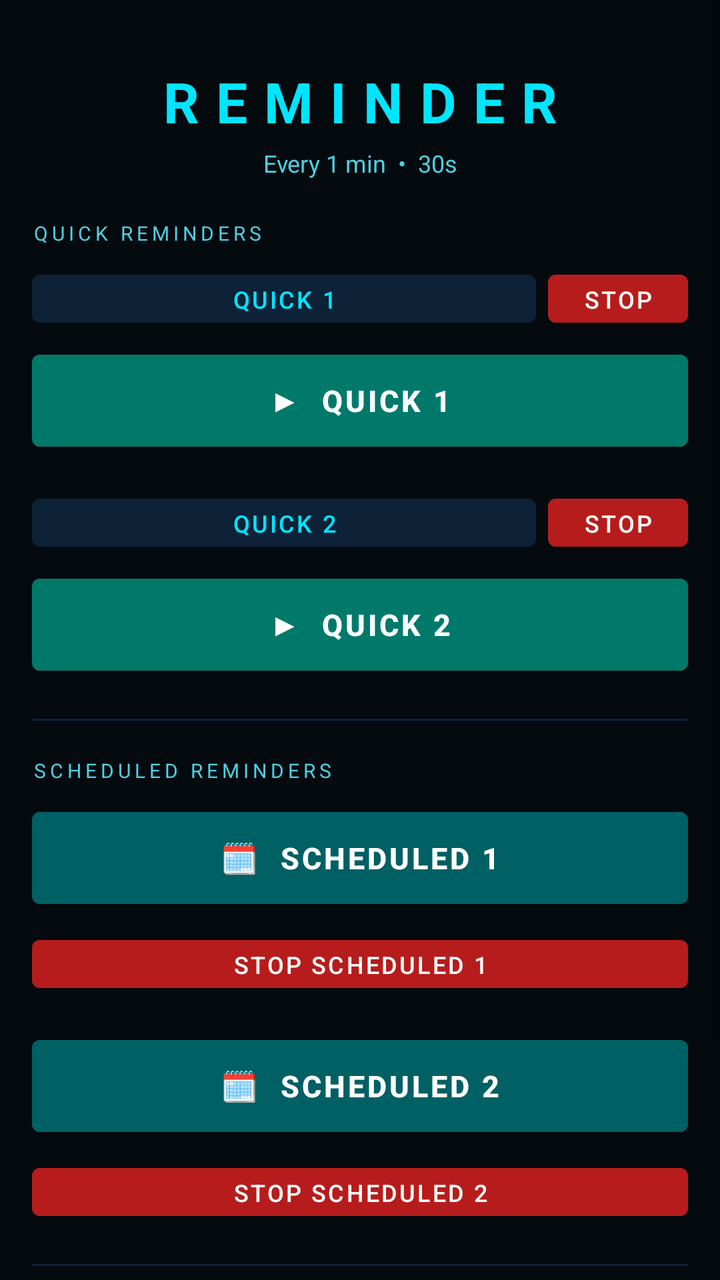
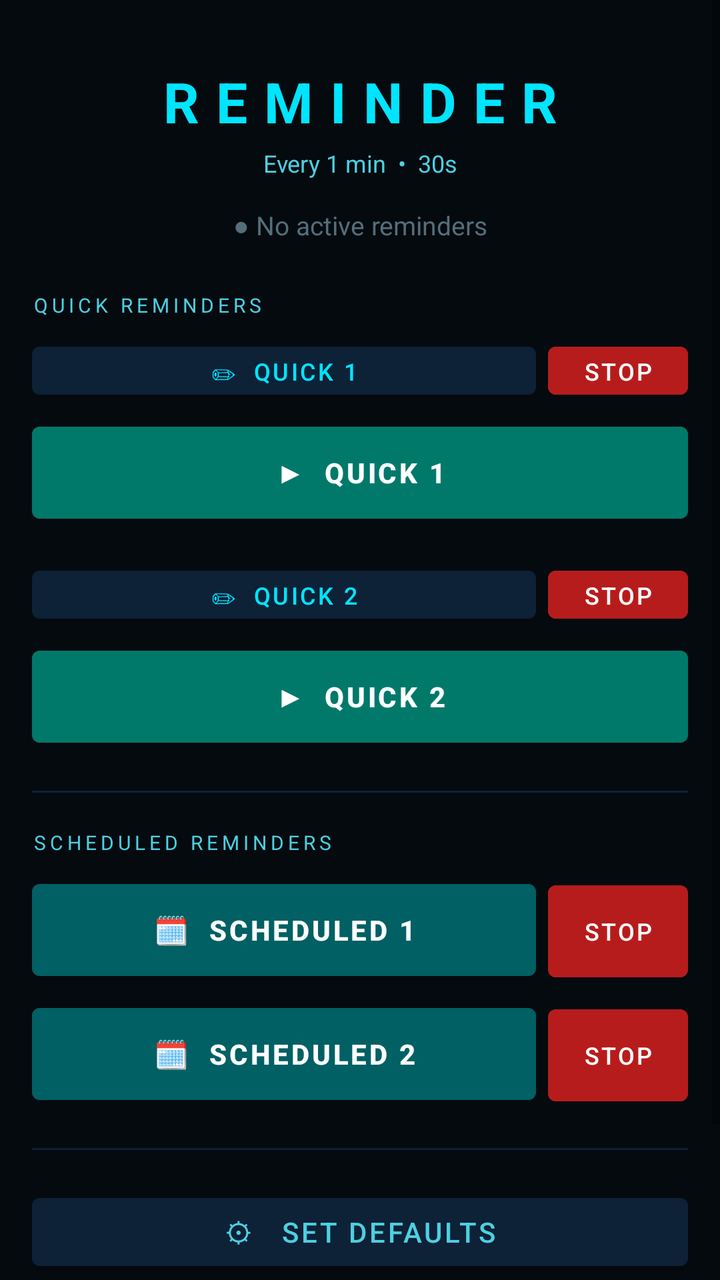

Before-and-after screenshots of an Android layout around one commit, followed by the original layout XML and the change that was made.
<!-- AndroidManifest.xml: application theme AppTheme -->
<!-- res/layout/activity_main.xml -->
<?xml version="1.0" encoding="utf-8"?>
<ScrollView xmlns:android="http://schemas.android.com/apk/res/android"
    android:layout_width="match_parent"
    android:layout_height="match_parent"
    android:background="#050A0F">

    <LinearLayout
        android:layout_width="match_parent"
        android:layout_height="wrap_content"
        android:orientation="vertical"
        android:padding="16dp">

        <TextView
            android:layout_width="match_parent"
            android:layout_height="wrap_content"
            android:text="REMINDER"
            android:textSize="28sp"
            android:textStyle="bold"
            android:textColor="#00E5FF"
            android:letterSpacing="0.3"
            android:gravity="center"
            android:layout_marginTop="16dp"
            android:layout_marginBottom="4dp"/>

        <TextView
            android:id="@+id/tvSettings"
            android:layout_width="match_parent"
            android:layout_height="wrap_content"
            android:text="Every 1 min  •  30s"
            android:textSize="12sp"
            android:textColor="#4DD0E1"
            android:gravity="center"
            android:layout_marginBottom="20dp"/>

        
        <TextView android:layout_width="match_parent" android:layout_height="wrap_content" android:text="QUICK REMINDERS" android:textSize="10sp" android:textColor="#4DD0E1" android:letterSpacing="0.2" android:layout_marginBottom="8dp"/>

        <LinearLayout android:layout_width="match_parent" android:layout_height="wrap_content" android:orientation="horizontal" android:layout_marginBottom="4dp">
            <Button android:id="@+id/btnRename1" android:layout_width="0dp" android:layout_height="36dp" android:layout_weight="1" android:text="Quick 1" android:textSize="12sp" android:backgroundTint="#0D2137" android:textColor="#00E5FF" android:layout_marginEnd="6dp"/>
            <Button android:id="@+id/btnStop1" android:layout_width="70dp" android:layout_height="36dp" android:text="STOP" android:textSize="12sp" android:backgroundTint="#B71C1C" android:textColor="#FFFFFF" android:enabled="false"/>
        </LinearLayout>
        <Button android:id="@+id/btnSlot1" android:layout_width="match_parent" android:layout_height="58dp" android:text="▶  Quick 1" android:textSize="15sp" android:textStyle="bold" android:backgroundTint="#00796B" android:textColor="#FFFFFF" android:layout_marginBottom="14dp"/>

        
        <LinearLayout android:layout_width="match_parent" android:layout_height="wrap_content" android:orientation="horizontal" android:layout_marginBottom="4dp">
            <Button android:id="@+id/btnRename2" android:layout_width="0dp" android:layout_height="36dp" android:layout_weight="1" android:text="Quick 2" android:textSize="12sp" android:backgroundTint="#0D2137" android:textColor="#00E5FF" android:layout_marginEnd="6dp"/>
            <Button android:id="@+id/btnStop2" android:layout_width="70dp" android:layout_height="36dp" android:text="STOP" android:textSize="12sp" android:backgroundTint="#B71C1C" android:textColor="#FFFFFF" android:enabled="false"/>
        </LinearLayout>
        <Button android:id="@+id/btnSlot2" android:layout_width="match_parent" android:layout_height="58dp" android:text="▶  Quick 2" android:textSize="15sp" android:textStyle="bold" android:backgroundTint="#00796B" android:textColor="#FFFFFF" android:layout_marginBottom="18dp"/>

        
        <View android:layout_width="match_parent" android:layout_height="1dp" android:background="#0D2137" android:layout_marginBottom="18dp"/>

        
        <TextView android:layout_width="match_parent" android:layout_height="wrap_content" android:text="SCHEDULED REMINDERS" android:textSize="10sp" android:textColor="#4DD0E1" android:letterSpacing="0.2" android:layout_marginBottom="8dp"/>

        
        <Button android:id="@+id/btnScheduled" android:layout_width="match_parent" android:layout_height="58dp" android:text="🗓  Scheduled 1" android:textSize="15sp" android:textStyle="bold" android:backgroundTint="#006064" android:textColor="#FFFFFF" android:layout_marginBottom="6dp"/>
        <Button android:id="@+id/btnStopScheduled" android:layout_width="match_parent" android:layout_height="36dp" android:text="STOP SCHEDULED 1" android:textSize="12sp" android:backgroundTint="#B71C1C" android:textColor="#FFFFFF" android:enabled="false" android:layout_marginBottom="14dp"/>

        
        <Button android:id="@+id/btnScheduled2" android:layout_width="match_parent" android:layout_height="58dp" android:text="🗓  Scheduled 2" android:textSize="15sp" android:textStyle="bold" android:backgroundTint="#006064" android:textColor="#FFFFFF" android:layout_marginBottom="6dp"/>
        <Button android:id="@+id/btnStopScheduled2" android:layout_width="match_parent" android:layout_height="36dp" android:text="STOP SCHEDULED 2" android:textSize="12sp" android:backgroundTint="#B71C1C" android:textColor="#FFFFFF" android:enabled="false" android:layout_marginBottom="18dp"/>

        
        <View android:layout_width="match_parent" android:layout_height="1dp" android:background="#0D2137" android:layout_marginBottom="18dp"/>

        <Button android:id="@+id/btnDefaultSettings" android:layout_width="match_parent" android:layout_height="46dp" android:text="⚙   Set Defaults" android:textSize="14sp" android:backgroundTint="#0D2137" android:textColor="#4DD0E1" android:layout_marginBottom="8dp"/>
        <Button android:id="@+id/btnStopAll" android:layout_width="match_parent" android:layout_height="50dp" android:text="■   STOP ALL" android:textSize="15sp" android:textStyle="bold" android:backgroundTint="#B71C1C" android:textColor="#FFFFFF" android:enabled="false" android:layout_marginBottom="16dp"/>

    </LinearLayout>
</ScrollView>
<!-- resources referenced by this layout -->
<resources>
  <style name="AppTheme" parent="Theme.MaterialComponents.DayNight.NoActionBar">
          <item name="colorPrimary">#3949AB</item>
          <item name="colorPrimaryDark">#1A237E</item>
          <item name="colorAccent">#7986CB</item>
      </style>
</resources>

<!-- the commit's change to res/layout/activity_main.xml (unified diff, before → after) -->
@@ -30,37 +30,68 @@
             android:textSize="12sp"
             android:textColor="#4DD0E1"
             android:gravity="center"
-            android:layout_marginBottom="20dp"/>
+            android:layout_marginBottom="6dp"/>
 
         
-        <TextView android:layout_width="match_parent" android:layout_height="wrap_content" android:text="QUICK REMINDERS" android:textSize="10sp" android:textColor="#4DD0E1" android:letterSpacing="0.2" android:layout_marginBottom="8dp"/>
+        <TextView
+            android:id="@+id/tvActiveStatus"
+            android:layout_width="match_parent"
+            android:layout_height="wrap_content"
+            android:text="● No active reminders"
+            android:textSize="13sp"
+            android:textColor="#546E7A"
+            android:gravity="center"
+            android:padding="8dp"
+            android:layout_marginBottom="16dp"/>
 
-        <LinearLayout android:layout_width="match_parent" android:layout_height="wrap_content" android:orientation="horizontal" android:layout_marginBottom="4dp">
-            <Button android:id="@+id/btnRename1" android:layout_width="0dp" android:layout_height="36dp" android:layout_weight="1" android:text="Quick 1" android:textSize="12sp" android:backgroundTint="#0D2137" android:textColor="#00E5FF" android:layout_marginEnd="6dp"/>
-            <Button android:id="@+id/btnStop1" android:layout_width="70dp" android:layout_height="36dp" android:text="STOP" android:textSize="12sp" android:backgroundTint="#B71C1C" android:textColor="#FFFFFF" android:enabled="false"/>
-        </LinearLayout>
-        <Button android:id="@+id/btnSlot1" android:layout_width="match_parent" android:layout_height="58dp" android:text="▶  Quick 1" android:textSize="15sp" android:textStyle="bold" android:backgroundTint="#00796B" android:textColor="#FFFFFF" android:layout_marginBottom="14dp"/>
+        
+        <TextView
+            android:layout_width="match_parent"
+            android:layout_height="wrap_content"
+            android:text="QUICK REMINDERS"
+            android:textSize="10sp"
+            android:textColor="#4DD0E1"
+            android:letterSpacing="0.2"
+            android:layout_marginBottom="8dp"/>
 
         
         <LinearLayout android:layout_width="match_parent" android:layout_height="wrap_content" android:orientation="horizontal" android:layout_marginBottom="4dp">
-            <Button android:id="@+id/btnRename2" android:layout_width="0dp" android:layout_height="36dp" android:layout_weight="1" android:text="Quick 2" android:textSize="12sp" android:backgroundTint="#0D2137" android:textColor="#00E5FF" android:layout_marginEnd="6dp"/>
+            <Button android:id="@+id/btnRename1" android:layout_width="0dp" android:layout_height="36dp" android:layout_weight="1" android:text="✏  Quick 1" android:textSize="12sp" android:backgroundTint="#0D2137" android:textColor="#00E5FF" android:layout_marginEnd="6dp"/>
+            <Button android:id="@+id/btnStop1" android:layout_width="70dp" android:layout_height="36dp" android:text="STOP" android:textSize="12sp" android:backgroundTint="#B71C1C" android:textColor="#FFFFFF" android:enabled="false"/>
+        </LinearLayout>
+        <Button android:id="@+id/btnSlot1" android:layout_width="match_parent" android:layout_height="58dp" android:text="▶  Quick 1" android:textSize="14sp" android:textStyle="bold" android:backgroundTint="#00796B" android:textColor="#FFFFFF" android:layout_marginBottom="14dp"/>
+
+        
+        <LinearLayout android:layout_width="match_parent" android:layout_height="wrap_content" android:orientation="horizontal" android:layout_marginBottom="4dp">
+            <Button android:id="@+id/btnRename2" android:layout_width="0dp" android:layout_height="36dp" android:layout_weight="1" android:text="✏  Quick 2" android:textSize="12sp" android:backgroundTint="#0D2137" android:textColor="#00E5FF" android:layout_marginEnd="6dp"/>
             <Button android:id="@+id/btnStop2" android:layout_width="70dp" android:layout_height="36dp" android:text="STOP" android:textSize="12sp" android:backgroundTint="#B71C1C" android:textColor="#FFFFFF" android:enabled="false"/>
         </LinearLayout>
-        <Button android:id="@+id/btnSlot2" android:layout_width="match_parent" android:layout_height="58dp" android:text="▶  Quick 2" android:textSize="15sp" android:textStyle="bold" android:backgroundTint="#00796B" android:textColor="#FFFFFF" android:layout_marginBottom="18dp"/>
+        <Button android:id="@+id/btnSlot2" android:layout_width="match_parent" android:layout_height="58dp" android:text="▶  Quick 2" android:textSize="14sp" android:textStyle="bold" android:backgroundTint="#00796B" android:textColor="#FFFFFF" android:layout_marginBottom="18dp"/>
 
         
         <View android:layout_width="match_parent" android:layout_height="1dp" android:background="#0D2137" android:layout_marginBottom="18dp"/>
 
         
-        <TextView android:layout_width="match_parent" android:layout_height="wrap_content" android:text="SCHEDULED REMINDERS" android:textSize="10sp" android:textColor="#4DD0E1" android:letterSpacing="0.2" android:layout_marginBottom="8dp"/>
+        <TextView
+            android:layout_width="match_parent"
+            android:layout_height="wrap_content"
+            android:text="SCHEDULED REMINDERS"
+            android:textSize="10sp"
+            android:textColor="#4DD0E1"
+            android:letterSpacing="0.2"
+            android:layout_marginBottom="8dp"/>
 
         
-        <Button android:id="@+id/btnScheduled" android:layout_width="match_parent" android:layout_height="58dp" android:text="🗓  Scheduled 1" android:textSize="15sp" android:textStyle="bold" android:backgroundTint="#006064" android:textColor="#FFFFFF" android:layout_marginBottom="6dp"/>
-        <Button android:id="@+id/btnStopScheduled" android:layout_width="match_parent" android:layout_height="36dp" android:text="STOP SCHEDULED 1" android:textSize="12sp" android:backgroundTint="#B71C1C" android:textColor="#FFFFFF" android:enabled="false" android:layout_marginBottom="14dp"/>
+        <LinearLayout android:layout_width="match_parent" android:layout_height="wrap_content" android:orientation="horizontal" android:layout_marginBottom="4dp">
+            <Button android:id="@+id/btnScheduled" android:layout_width="0dp" android:layout_height="58dp" android:layout_weight="1" android:text="🗓  Scheduled 1" android:textSize="14sp" android:textStyle="bold" android:backgroundTint="#006064" android:textColor="#FFFFFF" android:layout_marginEnd="6dp"/>
+            <Button android:id="@+id/btnStopScheduled" android:layout_width="70dp" android:layout_height="58dp" android:text="STOP" android:textSize="12sp" android:backgroundTint="#B71C1C" android:textColor="#FFFFFF" android:enabled="false"/>
+        </LinearLayout>
 
         
-        <Button android:id="@+id/btnScheduled2" android:layout_width="match_parent" android:layout_height="58dp" android:text="🗓  Scheduled 2" android:textSize="15sp" android:textStyle="bold" android:backgroundTint="#006064" android:textColor="#FFFFFF" android:layout_marginBottom="6dp"/>
-        <Button android:id="@+id/btnStopScheduled2" android:layout_width="match_parent" android:layout_height="36dp" android:text="STOP SCHEDULED 2" android:textSize="12sp" android:backgroundTint="#B71C1C" android:textColor="#FFFFFF" android:enabled="false" android:layout_marginBottom="18dp"/>
+        <LinearLayout android:layout_width="match_parent" android:layout_height="wrap_content" android:orientation="horizontal" android:layout_marginBottom="18dp">
+            <Button android:id="@+id/btnScheduled2" android:layout_width="0dp" android:layout_height="58dp" android:layout_weight="1" android:text="🗓  Scheduled 2" android:textSize="14sp" android:textStyle="bold" android:backgroundTint="#006064" android:textColor="#FFFFFF" android:layout_marginEnd="6dp"/>
+            <Button android:id="@+id/btnStopScheduled2" android:layout_width="70dp" android:layout_height="58dp" android:text="STOP" android:textSize="12sp" android:backgroundTint="#B71C1C" android:textColor="#FFFFFF" android:enabled="false"/>
+        </LinearLayout>
 
         
         <View android:layout_width="match_parent" android:layout_height="1dp" android:background="#0D2137" android:layout_marginBottom="18dp"/>
